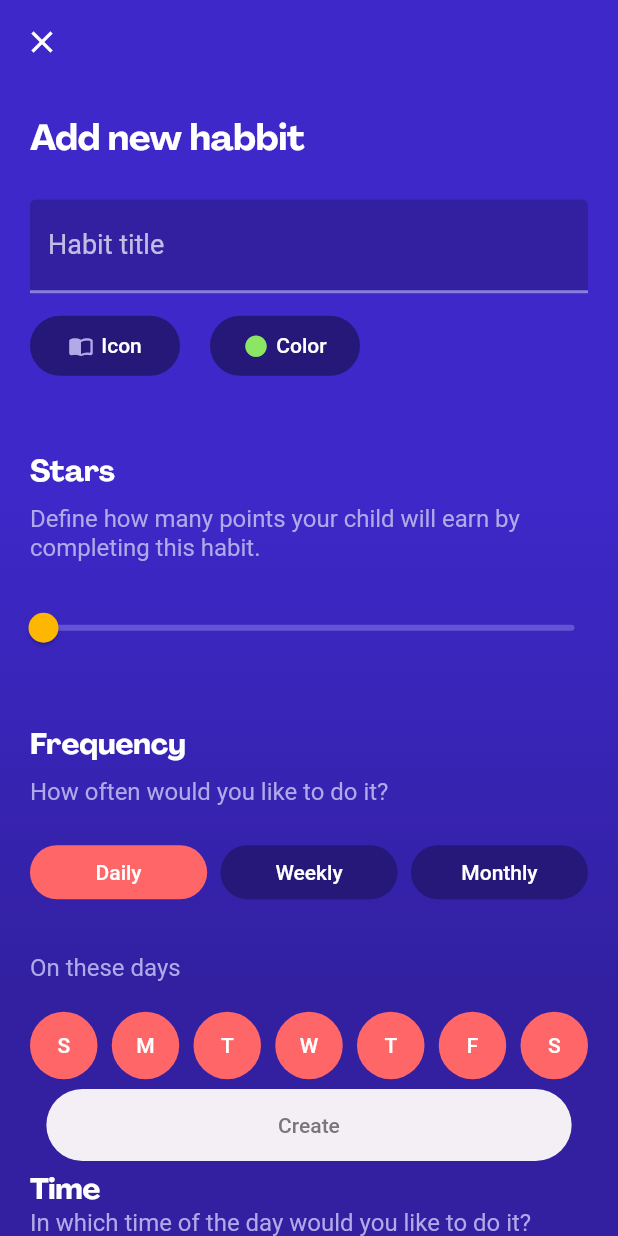
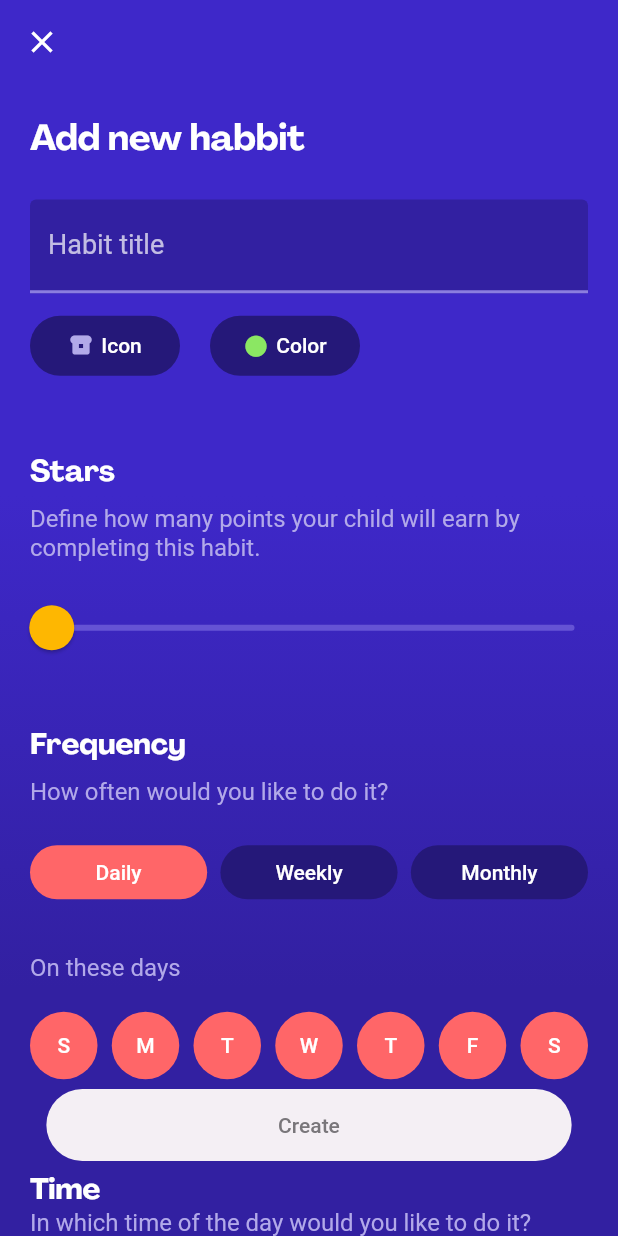
Before and after one commit to luisurruela/habitos, a Flutter app: the CreateHabitScreen screen opened directly, on a phone screen of 412 x 824 dp. Run offline on Flutter 3.47's test engine with Material 2 defaults, Android fonts, the phone set to English and light mode, and no system bars; drawn by our look-alikes of syncfusion_flutter_sliders; our stand-ins replace cloud_firestore, firebase_auth, firebase_core, flutter_speed_dial, flutter_spinkit, persistent_bottom_nav_bar and 1 more; missing offline and left inert: flutter_onboard, weekly_date_picker; accounts and stored records are empty.

Commit message:
Fix for icons not showing in home

```diff
--- a/lib/screens/create_habit_screen.dart
+++ b/lib/screens/create_habit_screen.dart
@@ -1,5 +1,6 @@
 import 'package:flutter/material.dart';
 import 'package:habitos/services/firebase.dart';
+import 'package:habitos/theme/habity_icons_icons.dart';
 import 'package:habitos/theme/theme.dart';
 import 'package:habitos/models/habit_model.dart' as model;
 
@@ -50,7 +51,7 @@ class CreateHabitScreenState extends State<CreateHabitScreen> {
   int points = 1;
   String weeklyDaysSelected = '1';
   String monthlyDaysSelected = '1';
-  IconData iconSelected = Icons.import_contacts_rounded;
+  int iconSelected = HabityIcons.breakfastDining.codePoint;
   int colorSelected = 0xFF8BE763;
   List childrenSelected = [];
   TextEditingController title = TextEditingController();
@@ -451,7 +452,7 @@ class CreateHabitScreenState extends State<CreateHabitScreen> {
     for (var i = 0; i < childrenSelected.length; i++) {
       model.Habit newHabit = model.Habit(
           title: title.text,
-          icon: iconSelected.codePoint,
+          icon: iconSelected,
           color: colorSelected,
           points: points,
           frecuency: frecuency,
--- a/lib/widgets/habits_icons.dart
+++ b/lib/widgets/habits_icons.dart
@@ -1,145 +1,226 @@
 import 'package:habitos/theme/habity_icons_icons.dart';
 
 List icons = [
-  {'name': 'breakfastDining', 'icon': HabityIcons.breakfastDining},
-  {'name': 'cleanHands', 'icon': HabityIcons.cleanHands},
-  {'name': 'faceRetouchingNatural', 'icon': HabityIcons.faceRetouchingNatural},
-  {'name': 'emojiEvents', 'icon': HabityIcons.emojiEvents},
-  {'name': 'settings', 'icon': HabityIcons.settings},
-  {'name': 'taskAlt', 'icon': HabityIcons.taskAlt},
-  {'name': 'kingBed', 'icon': HabityIcons.kingBed},
-  {'name': 'waterDrop', 'icon': HabityIcons.waterDrop},
-  {'name': 'icRroundAddTask', 'icon': HabityIcons.icRroundAddTask},
-  {'name': 'amusementParkCastle', 'icon': HabityIcons.amusementParkCastle},
+  {'name': 'breakfastDining', 'icon': HabityIcons.breakfastDining.codePoint},
+  {'name': 'cleanHands', 'icon': HabityIcons.cleanHands.codePoint},
+  {
+    'name': 'faceRetouchingNatural',
+    'icon': HabityIcons.faceRetouchingNatural.codePoint
+  },
+  {'name': 'emojiEvents', 'icon': HabityIcons.emojiEvents.codePoint},
+  {'name': 'settings', 'icon': HabityIcons.settings.codePoint},
+  {'name': 'taskAlt', 'icon': HabityIcons.taskAlt.codePoint},
+  {'name': 'kingBed', 'icon': HabityIcons.kingBed.codePoint},
+  {'name': 'waterDrop', 'icon': HabityIcons.waterDrop.codePoint},
+  {'name': 'icRroundAddTask', 'icon': HabityIcons.icRroundAddTask.codePoint},
+  {
+    'name': 'amusementParkCastle',
+    'icon': HabityIcons.amusementParkCastle.codePoint
+  },
   {
     'name': 'amusementParkFerrisWheel_1',
-    'icon': HabityIcons.amusementParkFerrisWheel_1
+    'icon': HabityIcons.amusementParkFerrisWheel_1.codePoint
   },
   {
     'name': 'astronomyPlanetRingStar',
-    'icon': HabityIcons.astronomyPlanetRingStar
+    'icon': HabityIcons.astronomyPlanetRingStar.codePoint
   },
-  {'name': 'awardTrophyStar', 'icon': HabityIcons.awardTrophyStar},
-  {'name': 'bathroomShower', 'icon': HabityIcons.bathroomShower},
-  {'name': 'beachPalmSunbed', 'icon': HabityIcons.beachPalmSunbed},
-  {'name': 'bearBody', 'icon': HabityIcons.bearBody},
-  {'name': 'bird', 'icon': HabityIcons.bird},
-  {'name': 'brainHead_1', 'icon': HabityIcons.brainHead_1},
-  {'name': 'breadFree', 'icon': HabityIcons.breadFree},
-  {'name': 'breakfastCroissant_2', 'icon': HabityIcons.breakfastCroissant_2},
-  {'name': 'camera_1', 'icon': HabityIcons.camera_1},
-  {'name': 'campingTent_1', 'icon': HabityIcons.campingTent_1},
-  {'name': 'catFishToy', 'icon': HabityIcons.catFishToy},
-  {'name': 'catSitting', 'icon': HabityIcons.catSitting},
-  {'name': 'chessFigures', 'icon': HabityIcons.chessFigures},
-  {'name': 'chick_1', 'icon': HabityIcons.chick_1},
-  {'name': 'circusTent_1', 'icon': HabityIcons.circusTent_1},
-  {'name': 'colorPaintingPalette', 'icon': HabityIcons.colorPaintingPalette},
-  {'name': 'concertDj', 'icon': HabityIcons.concertDj},
-  {'name': 'concertRock', 'icon': HabityIcons.concertRock},
-  {'name': 'concertSpeakers', 'icon': HabityIcons.concertSpeakers},
+  {'name': 'awardTrophyStar', 'icon': HabityIcons.awardTrophyStar.codePoint},
+  {'name': 'bathroomShower', 'icon': HabityIcons.bathroomShower.codePoint},
+  {'name': 'beachPalmSunbed', 'icon': HabityIcons.beachPalmSunbed.codePoint},
+  {'name': 'bearBody', 'icon': HabityIcons.bearBody.codePoint},
+  {'name': 'bird', 'icon': HabityIcons.bird.codePoint},
+  {'name': 'brainHead_1', 'icon': HabityIcons.brainHead_1.codePoint},
+  {'name': 'breadFree', 'icon': HabityIcons.breadFree.codePoint},
+  {
+    'name': 'breakfastCroissant_2',
+    'icon': HabityIcons.breakfastCroissant_2.codePoint
+  },
+  {'name': 'camera_1', 'icon': HabityIcons.camera_1.codePoint},
+  {'name': 'campingTent_1', 'icon': HabityIcons.campingTent_1.codePoint},
+  {'name': 'catFishToy', 'icon': HabityIcons.catFishToy.codePoint},
+  {'name': 'catSitting', 'icon': HabityIcons.catSitting.codePoint},
+  {'name': 'chessFigures', 'icon': HabityIcons.chessFigures.codePoint},
+  {'name': 'chick_1', 'icon': HabityIcons.chick_1.codePoint},
+  {'name': 'circusTent_1', 'icon': HabityIcons.circusTent_1.codePoint},
+  {
+    'name': 'colorPaintingPalette',
+    'icon': HabityIcons.colorPaintingPalette.codePoint
+  },
+  {'name': 'concertDj', 'icon': HabityIcons.concertDj.codePoint},
+  {'name': 'concertRock', 'icon': HabityIcons.concertRock.codePoint},
+  {'name': 'concertSpeakers', 'icon': HabityIcons.concertSpeakers.codePoint},
   {
     'name': 'craftsOrigamiAlternate',
-    'icon': HabityIcons.craftsOrigamiAlternate
+    'icon': HabityIcons.craftsOrigamiAlternate.codePoint
   },
-  {'name': 'datingChatMan', 'icon': HabityIcons.datingChatMan},
-  {'name': 'deer_1', 'icon': HabityIcons.deer_1},
-  {'name': 'dentistryToothBrush', 'icon': HabityIcons.dentistryToothBrush},
-  {'name': 'designDraw', 'icon': HabityIcons.designDraw},
-  {'name': 'divingMask', 'icon': HabityIcons.divingMask},
-  {'name': 'dogBone', 'icon': HabityIcons.dogBone},
-  {'name': 'dogLeash', 'icon': HabityIcons.dogLeash},
-  {'name': 'ecologyPlantHand_1', 'icon': HabityIcons.ecologyPlantHand_1},
-  {'name': 'drugsPill', 'icon': HabityIcons.drugsPill},
-  {'name': 'dog', 'icon': HabityIcons.dog},
-  {'name': 'elephantWater', 'icon': HabityIcons.elephantWater},
-  {'name': 'familyChild', 'icon': HabityIcons.familyChild},
-  {'name': 'fastFoodBurger', 'icon': HabityIcons.fastFoodBurger},
-  {'name': 'fastFoodPizza', 'icon': HabityIcons.fastFoodPizza},
-  {'name': 'fishBowl', 'icon': HabityIcons.fishBowl},
+  {'name': 'datingChatMan', 'icon': HabityIcons.datingChatMan.codePoint},
+  {'name': 'deer_1', 'icon': HabityIcons.deer_1.codePoint},
+  {
+    'name': 'dentistryToothBrush',
+    'icon': HabityIcons.dentistryToothBrush.codePoint
+  },
+  {'name': 'designDraw', 'icon': HabityIcons.designDraw.codePoint},
+  {'name': 'divingMask', 'icon': HabityIcons.divingMask.codePoint},
+  {'name': 'dogBone', 'icon': HabityIcons.dogBone.codePoint},
+  {'name': 'dogLeash', 'icon': HabityIcons.dogLeash.codePoint},
+  {
+    'name': 'ecologyPlantHand_1',
+    'icon': HabityIcons.ecologyPlantHand_1.codePoint
+  },
+  {'name': 'drugsPill', 'icon': HabityIcons.drugsPill.codePoint},
+  {'name': 'dog', 'icon': HabityIcons.dog.codePoint},
+  {'name': 'elephantWater', 'icon': HabityIcons.elephantWater.codePoint},
+  {'name': 'familyChild', 'icon': HabityIcons.familyChild.codePoint},
+  {'name': 'fastFoodBurger', 'icon': HabityIcons.fastFoodBurger.codePoint},
+  {'name': 'fastFoodPizza', 'icon': HabityIcons.fastFoodPizza.codePoint},
+  {'name': 'fishBowl', 'icon': HabityIcons.fishBowl.codePoint},
   {
     'name': 'familyOutdoorsPlayhouseSwing',
-    'icon': HabityIcons.familyOutdoorsPlayhouseSwing
+    'icon': HabityIcons.familyOutdoorsPlayhouseSwing.codePoint
   },
-  {'name': 'flower_1', 'icon': HabityIcons.flower_1},
-  {'name': 'foxTail', 'icon': HabityIcons.foxTail},
-  {'name': 'fruitWatermelon_1', 'icon': HabityIcons.fruitWatermelon_1},
-  {'name': 'gardeningTools', 'icon': HabityIcons.gardeningTools},
-  {'name': 'gardeningWateringPipe', 'icon': HabityIcons.gardeningWateringPipe},
-  {'name': 'gardeningLawnMower_1', 'icon': HabityIcons.gardeningLawnMower_1},
-  {'name': 'fruitWatermelon', 'icon': HabityIcons.fruitWatermelon},
-  {'name': 'giftBox', 'icon': HabityIcons.giftBox},
-  {'name': 'hairDressComb', 'icon': HabityIcons.hairDressComb},
-  {'name': 'hotelBed', 'icon': HabityIcons.hotelBed},
-  {'name': 'instrumentPianoKeys', 'icon': HabityIcons.instrumentPianoKeys},
-  {'name': 'like_1', 'icon': HabityIcons.like_1},
-  {'name': 'livestockCowBody', 'icon': HabityIcons.livestockCowBody},
-  {'name': 'loveItCircle', 'icon': HabityIcons.loveItCircle},
-  {'name': 'lovePlant', 'icon': HabityIcons.lovePlant},
+  {'name': 'flower_1', 'icon': HabityIcons.flower_1.codePoint},
+  {'name': 'foxTail', 'icon': HabityIcons.foxTail.codePoint},
+  {
+    'name': 'fruitWatermelon_1',
+    'icon': HabityIcons.fruitWatermelon_1.codePoint
+  },
+  {'name': 'gardeningTools', 'icon': HabityIcons.gardeningTools.codePoint},
+  {
+    'name': 'gardeningWateringPipe',
+    'icon': HabityIcons.gardeningWateringPipe.codePoint
+  },
+  {
+    'name': 'gardeningLawnMower_1',
+    'icon': HabityIcons.gardeningLawnMower_1.codePoint
+  },
+  {'name': 'fruitWatermelon', 'icon': HabityIcons.fruitWatermelon.codePoint},
+  {'name': 'giftBox', 'icon': HabityIcons.giftBox.codePoint},
+  {'name': 'hairDressComb', 'icon': HabityIcons.hairDressComb.codePoint},
+  {'name': 'hotelBed', 'icon': HabityIcons.hotelBed.codePoint},
+  {
+    'name': 'instrumentPianoKeys',
+    'icon': HabityIcons.instrumentPianoKeys.codePoint
+  },
+  {'name': 'like_1', 'icon': HabityIcons.like_1.codePoint},
+  {'name': 'livestockCowBody', 'icon': HabityIcons.livestockCowBody.codePoint},
+  {'name': 'loveItCircle', 'icon': HabityIcons.loveItCircle.codePoint},
+  {'name': 'lovePlant', 'icon': HabityIcons.lovePlant.codePoint},
   {
     'name': 'messagesBubbleSquareSmile',
-    'icon': HabityIcons.messagesBubbleSquareSmile
+    'icon': HabityIcons.messagesBubbleSquareSmile.codePoint
   },
-  {'name': 'modernMusicBassGuitar', 'icon': HabityIcons.modernMusicBassGuitar},
-  {'name': 'microphoneKaraoke_1', 'icon': HabityIcons.microphoneKaraoke_1},
-  {'name': 'modernMusicCymbal', 'icon': HabityIcons.modernMusicCymbal},
-  {'name': 'medicalFolder', 'icon': HabityIcons.medicalFolder},
-  {'name': 'moodHappy', 'icon': HabityIcons.moodHappy},
-  {'name': 'movieCinemaWatch_1', 'icon': HabityIcons.movieCinemaWatch_1},
-  {'name': 'musicGenreBaby', 'icon': HabityIcons.musicGenreBaby},
-  {'name': 'musicGenreMoon', 'icon': HabityIcons.musicGenreMoon},
-  {'name': 'musicNote_1', 'icon': HabityIcons.musicNote_1},
+  {
+    'name': 'modernMusicBassGuitar',
+    'icon': HabityIcons.modernMusicBassGuitar.codePoint
+  },
+  {
+    'name': 'microphoneKaraoke_1',
+    'icon': HabityIcons.microphoneKaraoke_1.codePoint
+  },
+  {
+    'name': 'modernMusicCymbal',
+    'icon': HabityIcons.modernMusicCymbal.codePoint
+  },
+  {'name': 'medicalFolder', 'icon': HabityIcons.medicalFolder.codePoint},
+  {'name': 'moodHappy', 'icon': HabityIcons.moodHappy.codePoint},
+  {
+    'name': 'movieCinemaWatch_1',
+    'icon': HabityIcons.movieCinemaWatch_1.codePoint
+  },
+  {'name': 'musicGenreBaby', 'icon': HabityIcons.musicGenreBaby.codePoint},
+  {'name': 'musicGenreMoon', 'icon': HabityIcons.musicGenreMoon.codePoint},
+  {'name': 'musicNote_1', 'icon': HabityIcons.musicNote_1.codePoint},
   {
     'name': 'nauticSportsSailingPerson',
-    'icon': HabityIcons.nauticSportsSailingPerson
+    'icon': HabityIcons.nauticSportsSailingPerson.codePoint
   },
-  {'name': 'outdoorsBenchSit', 'icon': HabityIcons.outdoorsBenchSit},
-  {'name': 'outdoorsCampFire', 'icon': HabityIcons.outdoorsCampFire},
-  {'name': 'outdoorsHorse', 'icon': HabityIcons.outdoorsHorse},
-  {'name': 'outdoorsKiteFlying', 'icon': HabityIcons.outdoorsKiteFlying},
-  {'name': 'partyBalloon', 'icon': HabityIcons.partyBalloon},
-  {'name': 'plane_1', 'icon': HabityIcons.plane_1},
-  {'name': 'plantSmile', 'icon': HabityIcons.plantSmile},
-  {'name': 'rabbitSide', 'icon': HabityIcons.rabbitSide},
-  {'name': 'rankingWinnerBadge', 'icon': HabityIcons.rankingWinnerBadge},
-  {'name': 'ratingStarCircle', 'icon': HabityIcons.ratingStarCircle},
-  {'name': 'readGlasses_1', 'icon': HabityIcons.readGlasses_1},
-  {'name': 'recyclingHandTrash', 'icon': HabityIcons.recyclingHandTrash},
-  {'name': 'recyclingTrashBin_2', 'icon': HabityIcons.recyclingTrashBin_2},
-  {'name': 'religionBible', 'icon': HabityIcons.religionBible},
-  {'name': 'sailingBoatWater_1', 'icon': HabityIcons.sailingBoatWater_1},
-  {'name': 'religionCross', 'icon': HabityIcons.religionCross},
-  {'name': 'restaurantEatingSet', 'icon': HabityIcons.restaurantEatingSet},
-  {'name': 'savingPiggyBank', 'icon': HabityIcons.savingPiggyBank},
-  {'name': 'schoolBag', 'icon': HabityIcons.schoolBag},
-  {'name': 'schoolBookApple', 'icon': HabityIcons.schoolBookApple},
-  {'name': 'scienceFictionShip', 'icon': HabityIcons.scienceFictionShip},
-  {'name': 'shirtPlain', 'icon': HabityIcons.shirtPlain},
-  {'name': 'showHatMagician_1', 'icon': HabityIcons.showHatMagician_1},
-  {'name': 'smileyAngry', 'icon': HabityIcons.smileyAngry},
-  {'name': 'smileyBlessed', 'icon': HabityIcons.smileyBlessed},
-  {'name': 'smileyLolAlternate_1', 'icon': HabityIcons.smileyLolAlternate_1},
-  {'name': 'spaceBase', 'icon': HabityIcons.spaceBase},
-  {'name': 'spaceRocket_2', 'icon': HabityIcons.spaceRocket_2},
-  {'name': 'studyLightIdea', 'icon': HabityIcons.studyLightIdea},
-  {'name': 'tigerBengal', 'icon': HabityIcons.tigerBengal},
-  {'name': 'toolsWenchHold', 'icon': HabityIcons.toolsWenchHold},
-  {'name': 'treeTwo', 'icon': HabityIcons.treeTwo},
-  {'name': 'tvDisable', 'icon': HabityIcons.tvDisable},
-  {'name': 'tvFlatScreenDisable', 'icon': HabityIcons.tvFlatScreenDisable},
-  {'name': 'trendsHotFlame', 'icon': HabityIcons.trendsHotFlame},
-  {'name': 'vegetablesBroccoli_1', 'icon': HabityIcons.vegetablesBroccoli_1},
-  {'name': 'vegetablesCarrot', 'icon': HabityIcons.vegetablesCarrot},
-  {'name': 'videoGameMagicWand', 'icon': HabityIcons.videoGameMagicWand},
-  {'name': 'videoGameMarioFlower', 'icon': HabityIcons.videoGameMarioFlower},
-  {'name': 'videoGamePotion', 'icon': HabityIcons.videoGamePotion},
-  {'name': 'videoGameShwings', 'icon': HabityIcons.videoGameShwings},
+  {'name': 'outdoorsBenchSit', 'icon': HabityIcons.outdoorsBenchSit.codePoint},
+  {'name': 'outdoorsCampFire', 'icon': HabityIcons.outdoorsCampFire.codePoint},
+  {'name': 'outdoorsHorse', 'icon': HabityIcons.outdoorsHorse.codePoint},
+  {
+    'name': 'outdoorsKiteFlying',
+    'icon': HabityIcons.outdoorsKiteFlying.codePoint
+  },
+  {'name': 'partyBalloon', 'icon': HabityIcons.partyBalloon.codePoint},
+  {'name': 'plane_1', 'icon': HabityIcons.plane_1.codePoint},
+  {'name': 'plantSmile', 'icon': HabityIcons.plantSmile.codePoint},
+  {'name': 'rabbitSide', 'icon': HabityIcons.rabbitSide.codePoint},
+  {
+    'name': 'rankingWinnerBadge',
+    'icon': HabityIcons.rankingWinnerBadge.codePoint
+  },
+  {'name': 'ratingStarCircle', 'icon': HabityIcons.ratingStarCircle.codePoint},
+  {'name': 'readGlasses_1', 'icon': HabityIcons.readGlasses_1.codePoint},
+  {
+    'name': 'recyclingHandTrash',
+    'icon': HabityIcons.recyclingHandTrash.codePoint
+  },
+  {
+    'name': 'recyclingTrashBin_2',
+    'icon': HabityIcons.recyclingTrashBin_2.codePoint
+  },
+  {'name': 'religionBible', 'icon': HabityIcons.religionBible.codePoint},
+  {
+    'name': 'sailingBoatWater_1',
+    'icon': HabityIcons.sailingBoatWater_1.codePoint
+  },
+  {'name': 'religionCross', 'icon': HabityIcons.religionCross.codePoint},
+  {
+    'name': 'restaurantEatingSet',
+    'icon': HabityIcons.restaurantEatingSet.codePoint
+  },
+  {'name': 'savingPiggyBank', 'icon': HabityIcons.savingPiggyBank.codePoint},
+  {'name': 'schoolBag', 'icon': HabityIcons.schoolBag.codePoint},
+  {'name': 'schoolBookApple', 'icon': HabityIcons.schoolBookApple.codePoint},
+  {
+    'name': 'scienceFictionShip',
+    'icon': HabityIcons.scienceFictionShip.codePoint
+  },
+  {'name': 'shirtPlain', 'icon': HabityIcons.shirtPlain.codePoint},
+  {
+    'name': 'showHatMagician_1',
+    'icon': HabityIcons.showHatMagician_1.codePoint
+  },
+  {'name': 'smileyAngry', 'icon': HabityIcons.smileyAngry.codePoint},
+  {'name': 'smileyBlessed', 'icon': HabityIcons.smileyBlessed.codePoint},
+  {
+    'name': 'smileyLolAlternate_1',
+    'icon': HabityIcons.smileyLolAlternate_1.codePoint
+  },
+  {'name': 'spaceBase', 'icon': HabityIcons.spaceBase.codePoint},
+  {'name': 'spaceRocket_2', 'icon': HabityIcons.spaceRocket_2.codePoint},
+  {'name': 'studyLightIdea', 'icon': HabityIcons.studyLightIdea.codePoint},
+  {'name': 'tigerBengal', 'icon': HabityIcons.tigerBengal.codePoint},
+  {'name': 'toolsWenchHold', 'icon': HabityIcons.toolsWenchHold.codePoint},
+  {'name': 'treeTwo', 'icon': HabityIcons.treeTwo.codePoint},
+  {'name': 'tvDisable', 'icon': HabityIcons.tvDisable.codePoint},
+  {
+    'name': 'tvFlatScreenDisable',
+    'icon': HabityIcons.tvFlatScreenDisable.codePoint
+  },
+  {'name': 'trendsHotFlame', 'icon': HabityIcons.trendsHotFlame.codePoint},
+  {
+    'name': 'vegetablesBroccoli_1',
+    'icon': HabityIcons.vegetablesBroccoli_1.codePoint
+  },
+  {'name': 'vegetablesCarrot', 'icon': HabityIcons.vegetablesCarrot.codePoint},
+  {
+    'name': 'videoGameMagicWand',
+    'icon': HabityIcons.videoGameMagicWand.codePoint
+  },
+  {
+    'name': 'videoGameMarioFlower',
+    'icon': HabityIcons.videoGameMarioFlower.codePoint
+  },
+  {'name': 'videoGamePotion', 'icon': HabityIcons.videoGamePotion.codePoint},
+  {'name': 'videoGameShwings', 'icon': HabityIcons.videoGameShwings.codePoint},
   {
     'name': 'videoGameXboxController',
-    'icon': HabityIcons.videoGameXboxController
+    'icon': HabityIcons.videoGameXboxController.codePoint
   },
   {
     'name': 'wildlifeProtectionHold',
-    'icon': HabityIcons.wildlifeProtectionHold
+    'icon': HabityIcons.wildlifeProtectionHold.codePoint
   },
 ];
--- a/lib/widgets/habits_widgets.dart
+++ b/lib/widgets/habits_widgets.dart
@@ -1,6 +1,5 @@
 import 'package:flutter/material.dart';
 import 'package:habitos/widgets/habits_icons.dart';
-import 'package:habitos/widgets/star_shape.dart';
 import 'package:syncfusion_flutter_sliders/sliders.dart';
 
 import '../theme/theme.dart';
@@ -260,20 +259,17 @@ class SliderWidget extends StatelessWidget {
   Widget build(BuildContext context) {
     return Padding(
         padding: const EdgeInsets.symmetric(horizontal: 5),
-        child: SfSlider(
-          min: 1,
-          max: 100,
-          value: currentValue.ceil(),
-          activeColor: AppTheme.starYellow,
-          inactiveColor: const Color(0xFF6553D4),
-          enableTooltip: true,
-          tooltipTextFormatterCallback:
-              (dynamic actualValue, String formattedText) {
-            return '+$formattedText';
-          },
-          tooltipShape: const SfRectangularTooltipShape(),
-          interval: 1,
-          onChanged: (value) => callback(value),
+        child: SliderTheme(
+          data: const SliderThemeData(
+              thumbShape: RoundSliderThumbShape(enabledThumbRadius: 15)),
+          child: Slider(
+              value: currentValue.ceil().toDouble(),
+              max: 100,
+              divisions: 100,
+              activeColor: AppTheme.starYellow,
+              inactiveColor: const Color(0xFF6553D4),
+              label: currentValue.round().toString(),
+              onChanged: (value) => callback(value)),
         ));
   }
 }
@@ -314,7 +310,7 @@ class SubmitButton extends StatelessWidget {
 
 class IconsColorsButtons extends StatelessWidget {
   final Function callback;
-  final dynamic icon;
+  final int icon;
   final int color;
   const IconsColorsButtons(
       {Key? key,
@@ -330,7 +326,7 @@ class IconsColorsButtons extends StatelessWidget {
       child: Row(
         children: [
           RoundedButton(
-            icon: icon,
+            icon: IconData(icon, fontFamily: 'HabityIcons'),
             text: 'Icon',
             color: const Color(0xFFB2A9E9),
             callback: showIconPopup,
@@ -395,7 +391,8 @@ class IconsColorsButtons extends StatelessWidget {
                               onPressed: () =>
                                   callback(element['icon'], 'icon'),
                               icon: Icon(
-                                element['icon'],
+                                IconData(element['icon'],
+                                    fontFamily: 'HabityIcons'),
                                 color: Colors.white,
                               )))
                           .toList()),
```
